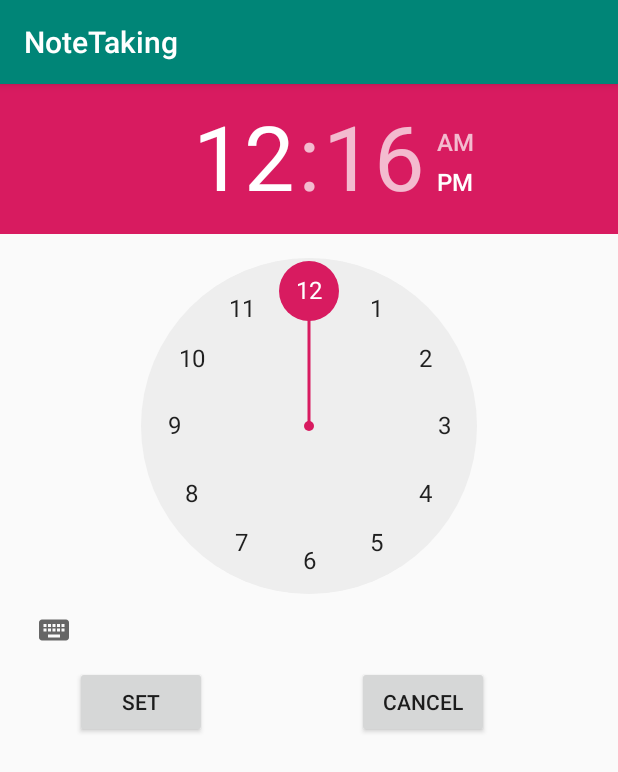
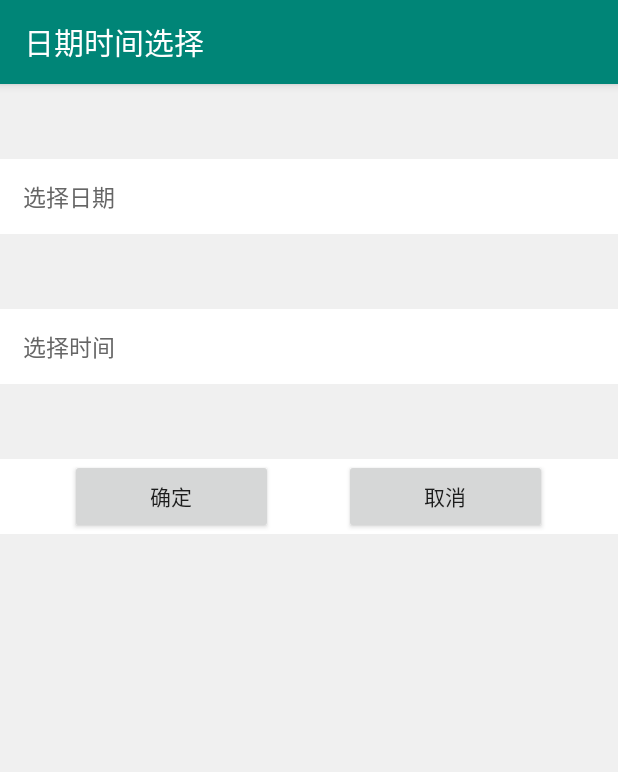
Before and after one commit to MomokoW/NoteTaking, an Android app: the screen it shows after launch (ClockActivity), on a phone screen of 412 x 824 dp. Shown: the top 772 px of the screen. Run offline under Robolectric (Android 15) with nearby library versions, the light colour scheme and no system bars; 3 statements that could not run were skipped.

Commit message:
the change of clock.xml and the colors.xml

```diff
--- a/app/src/main/res/layout/activity_clock.xml
+++ b/app/src/main/res/layout/activity_clock.xml
@@ -1,35 +1,143 @@
 <?xml version="1.0" encoding="utf-8"?>
-<RelativeLayout  xmlns:android="http://schemas.android.com/apk/res/android"
-    xmlns:app="http://schemas.android.com/apk/res-auto"
+<LinearLayout xmlns:android="http://schemas.android.com/apk/res/android"
     xmlns:tools="http://schemas.android.com/tools"
     android:layout_width="match_parent"
     android:layout_height="match_parent"
-    tools:context=".Activity.ClockActivity">
-    <TimePicker
-        android:id ="@+id/timepicker"
-        android:layout_width="wrap_content"
-        android:layout_height="wrap_content"
-        >
-    </TimePicker>
+    android:background="@color/main_bg"
+    android:orientation="vertical"
+    tools:ignore="RtlSymmetry">
     <TextView
         android:layout_width="match_parent"
-        android:layout_height="match_parent"
-        android:id="@+id/timetextview"
-        />
-    <Button
-        android:id="@+id/btn_set"
-        android:layout_width="wrap_content"
-        android:layout_height="wrap_content"
-        android:layout_below="@+id/timepicker"
-        android:layout_marginLeft="50dp"
-        android:text="set" />
+        android:layout_height="50dp"
+        android:background="@null"
+        android:gravity="center_vertical"
+        android:paddingStart="15dp"
+        android:text="@string/select_date"
+        android:textColor="@color/select_title_text"
+        android:textSize="15sp" />
 
-    <Button
-        android:id="@+id/btn_cancel"
-        android:layout_width="wrap_content"
-        android:layout_height="wrap_content"
-        android:layout_below="@+id/timepicker"
-        android:layout_toRightOf="@id/btn_set"
-        android:layout_marginLeft="100dp"
-        android:text="Cancel" />
-</RelativeLayout>
+    <LinearLayout
+        android:id="@+id/ll_date"
+        android:layout_width="match_parent"
+        android:layout_height="50dp"
+        android:background="@color/current_time_bg"
+        android:gravity="center_vertical"
+        android:orientation="horizontal">
+
+        <TextView
+            android:layout_width="wrap_content"
+            android:layout_height="match_parent"
+            android:layout_marginStart="15dp"
+            android:background="@null"
+            android:gravity="center_vertical"
+            android:text="选择日期"
+            android:textColor="@color/current_time_text"
+            android:textSize="15sp" />
+
+        <Space
+            android:layout_width="0dp"
+            android:layout_height="match_parent"
+            android:layout_weight="1" />
+
+        <TextView
+            android:id="@+id/tv_selected_date"
+            android:layout_width="wrap_content"
+            android:layout_height="match_parent"
+            android:layout_marginEnd="15dp"
+            android:background="@null"
+            android:gravity="center_vertical"
+            android:textColor="@color/selected_time_text"
+            android:textSize="15sp" />
+
+    </LinearLayout>
+
+    <TextView
+        android:layout_width="match_parent"
+        android:layout_height="50dp"
+        android:background="@null"
+        android:gravity="center_vertical"
+        android:paddingStart="15dp"
+        android:text=""
+        android:textColor="@color/select_title_text"
+        android:textSize="15sp" />
+
+    <LinearLayout
+        android:id="@+id/ll_time"
+        android:layout_width="match_parent"
+        android:layout_height="50dp"
+        android:background="@color/current_time_bg"
+        android:gravity="center_vertical"
+        android:orientation="horizontal">
+
+        <TextView
+            android:layout_width="wrap_content"
+            android:layout_height="match_parent"
+            android:layout_marginStart="15dp"
+            android:background="@null"
+            android:gravity="center_vertical"
+            android:text="选择时间"
+            android:textColor="@color/current_time_text"
+            android:textSize="15sp" />
+
+        <Space
+            android:layout_width="0dp"
+            android:layout_height="match_parent"
+            android:layout_weight="1" />
+
+        <TextView
+            android:id="@+id/tv_selected_time"
+            android:layout_width="wrap_content"
+            android:layout_height="match_parent"
+            android:layout_marginEnd="15dp"
+            android:background="@null"
+            android:gravity="center_vertical"
+            android:textColor="@color/selected_time_text"
+            android:textSize="15sp" />
+
+    </LinearLayout>
+
+    <TextView
+        android:layout_width="match_parent"
+        android:layout_height="50dp"
+        android:background="@null"
+        android:gravity="center_vertical"
+        android:paddingStart="15dp"
+        android:text=""
+        android:textColor="@color/select_title_text"
+        android:textSize="15sp" />
+
+    <LinearLayout
+        android:layout_width="match_parent"
+        android:layout_height="50dp"
+        android:background="@color/current_time_bg"
+        android:gravity="center_vertical"
+        android:orientation="horizontal">
+
+        <Space
+            android:layout_width="0dp"
+            android:layout_height="match_parent"
+            android:layout_weight="1" />
+        <Button
+            android:layout_width="wrap_content"
+            android:layout_height="match_parent"
+            android:layout_weight="1"
+            android:text="@string/confirm"
+            android:id="@+id/btn_set"/>
+        <Space
+            android:layout_width="0dp"
+            android:layout_height="match_parent"
+            android:layout_weight="1" />
+        <Button
+            android:layout_width="wrap_content"
+            android:layout_height="match_parent"
+            android:layout_weight="1"
+            android:text="@string/cancel"
+            android:id="@+id/btn_cancel"/>
+        <Space
+            android:layout_width="0dp"
+            android:layout_height="match_parent"
+            android:layout_weight="1" />
+
+    </LinearLayout>
+
+</LinearLayout>
--- a/app/src/main/res/values/colors.xml
+++ b/app/src/main/res/values/colors.xml
@@ -3,4 +3,14 @@
     <color name="colorPrimary">#008577</color>
     <color name="colorPrimaryDark">#00574B</color>
     <color name="colorAccent">#D81B60</color>
+    <color name="date_picker_bg">#FFFFFF</color>
+    <color name="date_picker_divider">#11112233</color>
+    <color name="date_picker_text_light">#59B29C</color>
+    <color name="date_picker_text_dark">#333333</color>
+
+    <color name="main_bg">#F0F0F0</color>
+    <color name="select_title_text">#B0B0B0</color>
+    <color name="current_time_bg">#FFFFFF</color>
+    <color name="current_time_text">#666666</color>
+    <color name="selected_time_text">#57C5E8</color>
 </resources>
--- a/app/src/main/res/values/strings.xml
+++ b/app/src/main/res/values/strings.xml
@@ -1,3 +1,15 @@
-<resources>
-    <string name="app_name">NoteTaking</string>
+<resources xmlns:tools="http://schemas.android.com/tools">
+    <string name="app_name" tools:ignore="ExtraTranslation">日期时间选择</string>
+    <string name="cancel" tools:ignore="ExtraTranslation">取消</string>
+    <string name="title">请选择时间</string>
+    <string name="confirm">确定</string>
+    <string name="year">年</string>
+    <string name="month">月</string>
+    <string name="day">日</string>
+    <string name="hour">时</string>
+    <string name="minute">分</string>
+    <string name="select_date"> </string>
+    <string name="current_date">当前日期</string>
+    <string name="select_time">选择时间</string>
+    <string name="current_time">选择时间</string>
 </resources>
```
